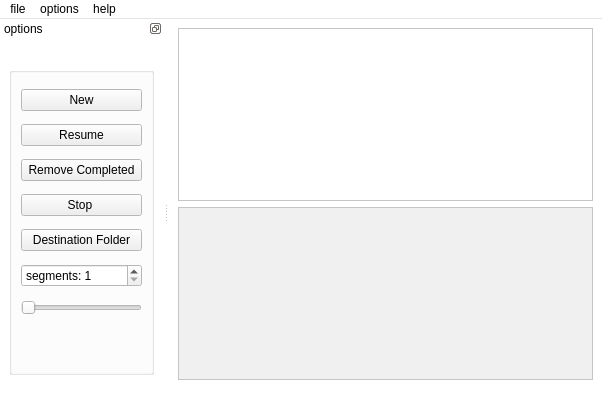
First picture: the form in trunk/karia2.ui, repository unnamed42/QAria2, before the edit.
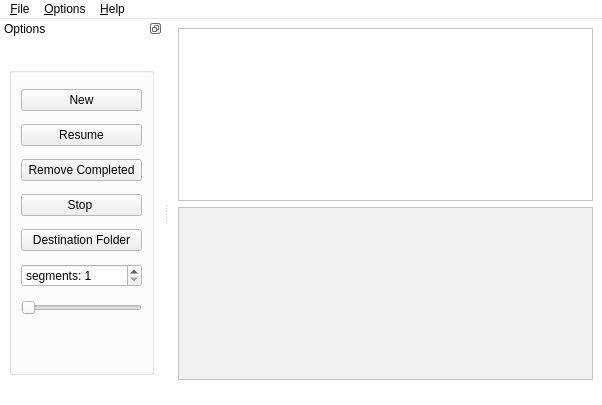
Second picture: the form after the edit.

Commit message: Read code and change code format

Patch:
```diff
--- a/trunk/karia2.ui
+++ b/trunk/karia2.ui
@@ -249,38 +249,38 @@
     </item>
    </layout>
   </widget>
-  <widget class="QMenuBar" name="menubar" >
-   <property name="geometry" >
+  <widget class="QMenuBar" name="menubar">
+   <property name="geometry">
     <rect>
      <x>0</x>
      <y>0</y>
      <width>602</width>
-     <height>24</height>
+     <height>21</height>
     </rect>
    </property>
-   <widget class="QMenu" name="menuFile" >
-    <property name="title" >
-     <string>file</string>
+   <widget class="QMenu" name="menuOptions">
+    <property name="title">
+     <string>&amp;Options</string>
     </property>
     <addaction name="actionExit" />
     <addaction name="actionOpen_URL" />
     <addaction name="actionResume" />
    </widget>
-   <widget class="QMenu" name="menuOptions" >
-    <property name="title" >
-     <string>options</string>
+   <widget class="QMenu" name="menuHelp">
+    <property name="title">
+     <string>&amp;Help</string>
     </property>
     <addaction name="actionDestination_folder" />
    </widget>
-   <widget class="QMenu" name="menuHelp" >
-    <property name="title" >
-     <string>help</string>
+   <widget class="QMenu" name="menuFile">
+    <property name="title">
+     <string>&amp;File</string>
     </property>
     <addaction name="actionAbout" />
    </widget>
-   <addaction name="menuFile" />
-   <addaction name="menuOptions" />
-   <addaction name="menuHelp" />
+   <addaction name="menuFile"/>
+   <addaction name="menuOptions"/>
+   <addaction name="menuHelp"/>
   </widget>
   <widget class="QDockWidget" name="dockWidget" >
    <property name="autoFillBackground" >
@@ -289,14 +289,14 @@
    <property name="styleSheet" >
     <string>Qt::WindowStaysOnTopHint</string>
    </property>
-   <property name="features" >
-    <set>QDockWidget::DockWidgetFloatable|QDockWidget::DockWidgetMovable|QDockWidget::NoDockWidgetFeatures</set>
+   <property name="features">
+    <set>QDockWidget::DockWidgetFloatable|QDockWidget::DockWidgetMovable</set>
    </property>
    <property name="allowedAreas" >
     <set>Qt::LeftDockWidgetArea|Qt::NoDockWidgetArea|Qt::RightDockWidgetArea</set>
    </property>
-   <property name="windowTitle" >
-    <string>options</string>
+   <property name="windowTitle">
+    <string>Options</string>
    </property>
    <attribute name="dockWidgetArea" >
     <number>1</number>
```
Left out of the diff: 357 changed lines with no effect on the pictures. The commit also changes 2 other files.
